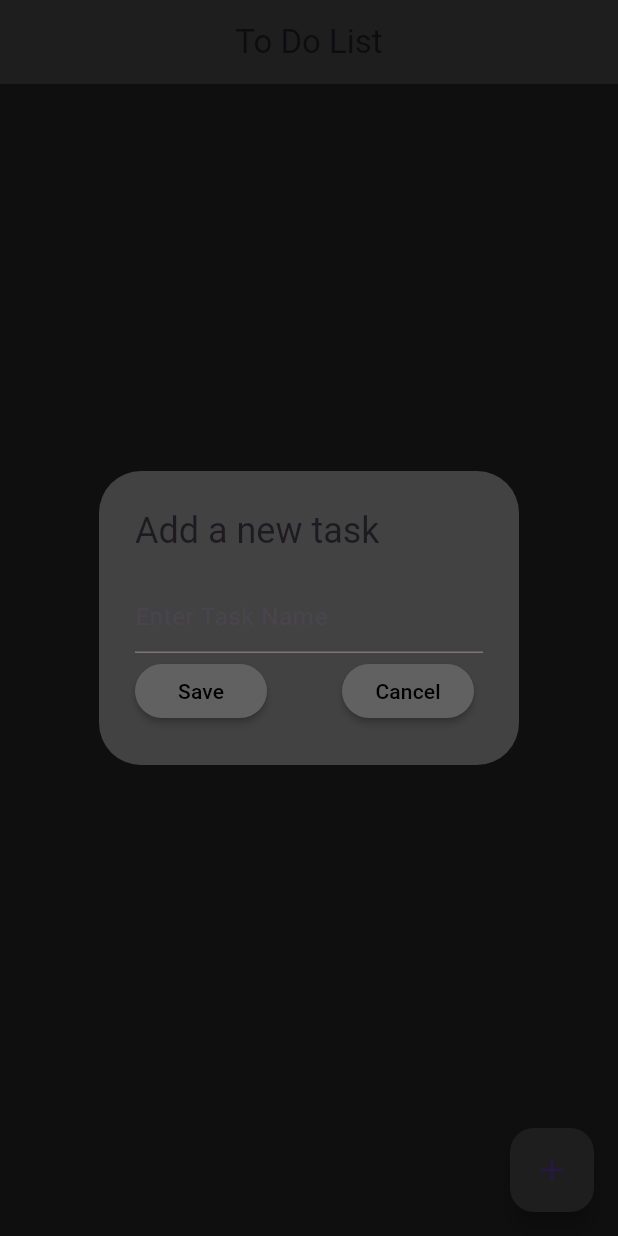
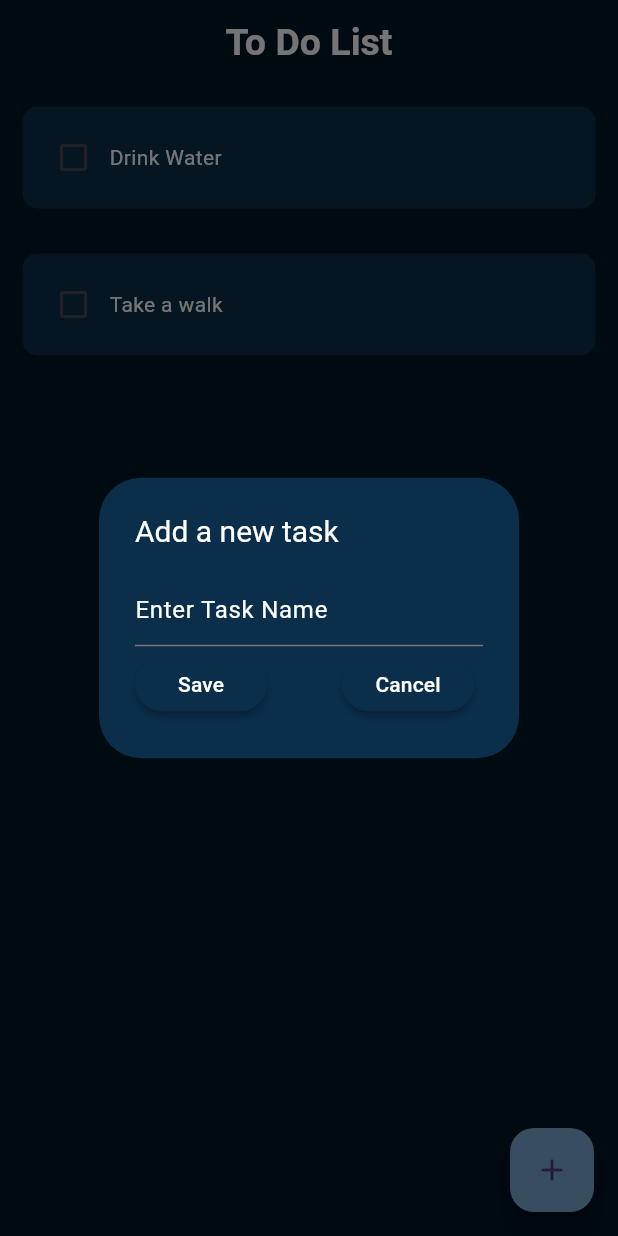
Before and after one commit to JayneNjeri/To-Do-List, a Flutter app: the screen it shows after launch, after a tap on the "add" icon, on a phone screen of 412 x 824 dp. Run offline on Flutter 3.47's test engine with Material 3 defaults, Android fonts, the phone set to English and light mode, and no system bars; drawn by our look-alikes of flutter_slidable.

Commit message:
The Completed Package

```diff
--- a/lib/main.dart
+++ b/lib/main.dart
@@ -1,17 +1,10 @@
 // ignore_for_file: prefer_const_constructors
 
 import 'package:flutter/material.dart';
-import 'package:hive_flutter/hive_flutter.dart';
-import 'package:to_do_list/pages/home_page.dart';
 
-void main() async {
-  //initialize the hive
+import 'pages/home_page.dart';
 
-  await Hive.initFlutter();
-
-  //open the box
-
-  var _myBox = await Hive.openBox("toDoList");
+void main() {
   runApp(MyApp());
 }
 
@@ -23,8 +16,25 @@ class MyApp extends StatelessWidget {
   Widget build(BuildContext context) {
     return MaterialApp(
       debugShowCheckedModeBanner: false,
+      theme: ThemeData(
+        // Apply a background color to all pages
+        scaffoldBackgroundColor: Color.fromARGB(255, 1, 21, 37),
+        // Apply a background color to all floating action buttons
+        floatingActionButtonTheme: FloatingActionButtonThemeData(
+          backgroundColor: Color.fromARGB(255, 121, 170, 210),
+        ),
+        // Apply a text style to be white
+        textTheme: TextTheme(
+          bodyLarge: TextStyle(color: Colors.white),
+          bodyMedium: TextStyle(color: Colors.white),
+          // Add other text styles if needed
+        ),
+        // Apply a color to all buttons
+        buttonTheme: ButtonThemeData(
+          buttonColor: Color.fromARGB(255, 11, 46, 74),
+        ),
+      ),
       home: HomePage(),
-      theme: ThemeData(primarySwatch: Colors.blueGrey),
     );
   }
 }
--- a/lib/my_database.dart
+++ /dev/null
@@ -1,28 +0,0 @@
-import 'package:hive_flutter/hive_flutter.dart';
-
-class ToDoDatabase {
-  List toDoList = [];
-
-  //reference the box
-  final _myBox = Hive.openBox("toDoList");
-
-  //run this data anytime the user clicks on the app
-  void createInitData() {
-    toDoList = [
-      ["Make Tutorial", false],
-      ["Drink Water", false],
-    ];
-  }
-
-  //get the data from the box
-  Future<void> loadData() async {
-    toDoList = await _myBox.then((box) => box.get("TODOList"));
-  }
-
-  //Update the database
-  Future<void> updateData() async {
-    await _myBox.then((box) {
-      box.put("TODOList", toDoList);
-    });
-  }
-}
--- a/lib/pages/home_page.dart
+++ b/lib/pages/home_page.dart
@@ -1,8 +1,6 @@
 // ignore_for_file: prefer_const_constructors
 
 import 'package:flutter/material.dart';
-import 'package:hive_flutter/hive_flutter.dart';
-import 'package:to_do_list/my_database.dart';
 import 'package:to_do_list/util/dialog_box.dart';
 import 'package:to_do_list/util/to_do_tile.dart';
 
@@ -14,10 +12,10 @@ class HomePage extends StatefulWidget {
 }
 
 class HomePageState extends State<HomePage> {
-//referencing the box
-  // ignore: unused_field
-  final _myBox = Hive.openBox("toDoList");
-  ToDoDatabase db = ToDoDatabase();
+  List toDoList = [
+    ["Drink Water", false],
+    ["Take a walk", false]
+  ];
 
   //text editing controller
   final _controller = TextEditingController();
@@ -25,19 +23,17 @@ class HomePageState extends State<HomePage> {
   //cheking if the checkbox is checked or not
   void checkBoxChanged(bool? value, int index) {
     setState(() {
-      db.toDoList[index][1] = !db.toDoList[index][1];
+      toDoList[index][1] = !toDoList[index][1];
     });
-    db.updateData();
   }
 
   //save the task
   void saveTask() {
     setState(() {
-      db.toDoList.add([_controller.text, false]);
+      toDoList.add([_controller.text, false]);
       _controller.clear();
     });
     Navigator.of(context).pop();
-    db.updateData();
   }
 
   //create a function to add a new task
@@ -57,35 +53,39 @@ class HomePageState extends State<HomePage> {
   //delete a task
   void deleteTask(int index) {
     setState(() {
-      db.toDoList.removeAt(index);
+      toDoList.removeAt(index);
     });
-    db.updateData();
   }
 
   @override
   Widget build(BuildContext context) {
     return Scaffold(
-        backgroundColor: Colors.grey[900],
+        backgroundColor: Color.fromARGB(255, 1, 21, 37),
         appBar: AppBar(
           title: Text('To Do List'),
+          titleTextStyle: TextStyle(
+            color: Colors.white,
+            fontSize: 25,
+            fontWeight: FontWeight.bold,
+          ),
           centerTitle: true,
-          backgroundColor: Colors.grey[800],
+          backgroundColor: Color.fromARGB(255, 1, 21, 37),
         ),
         floatingActionButton: FloatingActionButton(
           onPressed: () {
             createNewTask();
           },
+          backgroundColor: const Color.fromARGB(255, 121, 170, 210),
           child: Icon(Icons.add),
-          backgroundColor: Colors.grey[800],
         ),
         body: ListView.builder(
-          itemCount: db.toDoList.length,
+          itemCount: toDoList.length,
           itemBuilder: (context, index) {
             return Column(
               children: [
                 ToDoTile(
-                  taskName: db.toDoList[index][0],
-                  isChecked: db.toDoList[index][1],
+                  taskName: toDoList[index][0],
+                  isChecked: toDoList[index][1],
                   onChanged: (value) => checkBoxChanged(value, index),
                   deleteFunction: () => deleteTask(index),
                 ),
--- a/lib/util/dialog_box.dart
+++ b/lib/util/dialog_box.dart
@@ -16,9 +16,13 @@ class DialogBox extends StatelessWidget {
   @override
   Widget build(BuildContext context) {
     return AlertDialog(
-        backgroundColor: Colors.grey[800],
+        backgroundColor: const Color.fromARGB(255, 11, 46, 74),
         title: const Text("Add a new task"),
-        content: Container(
+        titleTextStyle: const TextStyle(
+          color: Colors.white,
+          fontSize: 20,
+        ),
+        content: SizedBox(
           height: 100,
           child: Column(
             mainAxisAlignment: MainAxisAlignment.spaceEvenly,
@@ -26,8 +30,14 @@ class DialogBox extends StatelessWidget {
               //get user input
               TextField(
                 controller: controller,
+                style: const TextStyle(
+                  color: Colors.white,
+                ),
                 decoration: const InputDecoration(
                   hintText: "Enter Task Name",
+                  hintStyle: TextStyle(
+                    color: Colors.white,
+                  ),
                 ),
               ),
               //buttons ie add and cancel
--- a/lib/util/my_buttons.dart
+++ b/lib/util/my_buttons.dart
@@ -9,12 +9,12 @@ class MyButton extends StatelessWidget {
   Widget build(BuildContext context) {
     return MaterialButton(
       onPressed: onPressed,
-      child: Text(text),
-      color: Colors.grey[700],
-      textColor: Colors.black,
+      color: const Color.fromARGB(255, 11, 46, 74),
+      textColor: Colors.white,
       shape: RoundedRectangleBorder(
         borderRadius: BorderRadius.circular(20),
       ),
+      child: Text(text),
     );
   }
 }
--- a/lib/util/to_do_tile.dart
+++ b/lib/util/to_do_tile.dart
@@ -32,7 +32,7 @@ class ToDoTile extends StatelessWidget {
             SlidableAction(
               onPressed: (context) => deleteFunction!(),
               icon: Icons.delete,
-              backgroundColor: Color.fromARGB(255, 71, 6, 1),
+              backgroundColor: Color.fromARGB(255, 2, 28, 50),
               borderRadius: BorderRadius.all(Radius.circular(10)),
             )
           ],
@@ -51,13 +51,13 @@ class ToDoTile extends StatelessWidget {
               Checkbox(
                 value: isChecked,
                 onChanged: onChanged,
-                activeColor: Colors.black,
+                activeColor: Color.fromARGB(255, 121, 170, 210),
               ),
               //Task Name
               Text(
                 taskName,
                 style: TextStyle(
-                  color: Colors.black,
+                  color: Colors.white,
                   decoration: isChecked
                       ? TextDecoration.lineThrough
                       : TextDecoration.none,
@@ -66,7 +66,7 @@ class ToDoTile extends StatelessWidget {
             ],
           ),
           decoration: BoxDecoration(
-              color: Colors.grey[800],
+              color: const Color.fromARGB(255, 11, 46, 74),
               borderRadius: BorderRadius.all(Radius.circular(10))),
         ),
       ),
--- a/pubspec.yaml
+++ b/pubspec.yaml
@@ -60,8 +60,8 @@ flutter:
   uses-material-design: true
 
   # To add assets to your application, add an assets section, like this:
-  # assets:
-  #   - images/a_dot_burr.jpeg
+  assets:
+    - assets/
   #   - images/a_dot_ham.jpeg
 
   # An image asset can refer to one or more resolution-specific "variants", see
```
Also changed, not shown: pubspec.lock.
